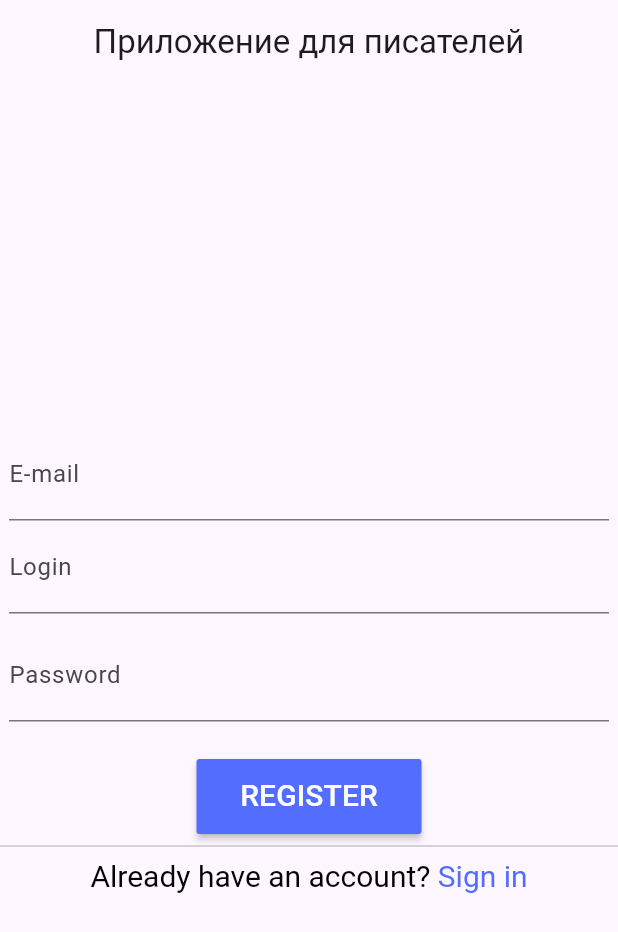
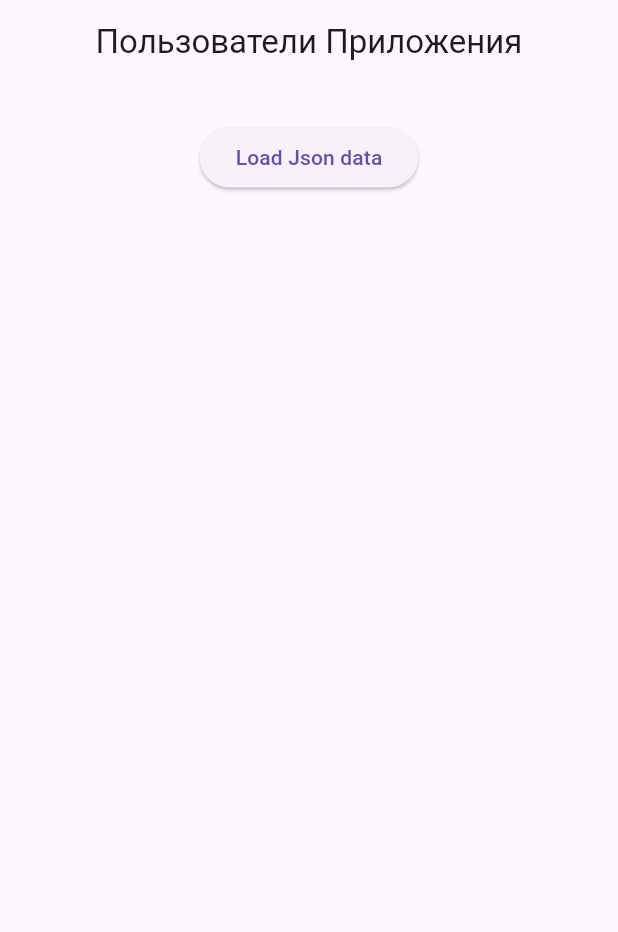
Before and after one commit to NikitaKolpakov27/flutter_app, a Flutter app: the screen it shows after launch, on a phone screen of 412 x 824 dp. Shown: the top 932 px of the screen. Run offline on Flutter 3.47's test engine with Material 3 defaults, Android fonts, the phone set to English and light mode, and no system bars.

```diff
--- a/lib/main.dart
+++ b/lib/main.dart
@@ -4,7 +4,9 @@ import 'package:flutter/material.dart';
 import 'package:flutter/services.dart';
 import 'package:test_flutter/file_utils/file_utils.dart';
 import 'package:test_flutter/pers.dart';
+import 'package:test_flutter/pers/all_perses.dart';
 import 'package:test_flutter/user.dart';
+import 'package:test_flutter/users_json.dart';
 import 'new_character.dart';
 import 'new_location.dart';
 import 'new_story.dart';
@@ -31,136 +33,148 @@ class Registration extends StatelessWidget {
   final formKey = GlobalKey<FormState>();
   late BuildContext _context;
 
-
   @override
   Widget build(BuildContext context) {
-    _context = context;
     return MaterialApp(
-        theme: ThemeData(primaryColor: Colors.indigoAccent),
-        home: Scaffold(
-          appBar: AppBar(
-            title: const Text("Приложение для писателей"),
-            centerTitle: true,
-          ),
-          body: Center(
-              child: Form(
-                key: formKey,
-                child: Column(
-                  mainAxisAlignment: MainAxisAlignment.center,
-                  children: <Widget>[
-                    SizedBox(
-                      width: 400.0,
-                      child: TextFormField(
-                        decoration: const InputDecoration(labelText: "E-mail"),
-                        keyboardType: TextInputType.emailAddress,
-                        style: _sizeTextBlack,
-                        onSaved: (val) => _email = val!,
-                        validator: (val) {
-                          if (!(val!.contains('@')) & !(val.contains('.'))) {
-                            return 'Invalid E-mail format';
-                          }
-                          return null;
-                        },
-                      ),
-                    ),
-                    SizedBox(
-                      width: 400.0,
-                      child: TextFormField(
-                        decoration: const InputDecoration(labelText: "Login"),
-                        keyboardType: TextInputType.name,
-                        style: _sizeTextBlack,
-                        onSaved: (val) => _name = val!,
-                        validator: (val) =>
-                        val!.length < 8
-                            ? 'Too short name'
-                            : null,
-                      ),
-                    ),
-                    Container(
-                      width: 400.0,
-                      padding: const EdgeInsets.only(top: 10.0),
-                      child: TextFormField(
-                        decoration: const InputDecoration(labelText: "Password"),
-                        keyboardType: TextInputType.visiblePassword,
-                        obscureText: true,
-                        style: _sizeTextBlack,
-                        onSaved: (val) => _password = val!,
-                        validator: (val) =>
-                        val!.length < 8
-                            ? 'Too short password'
-                            : null,
-                      ),
-                    ),
-                    Padding(
-                      padding: const EdgeInsets.only(top: 25.0),
-                      child: MaterialButton(
-                        color: Colors.indigoAccent,
-                        height: 50.0,
-                        minWidth: 150.0,
-                        onPressed: submit,
-                        child: Text(
-                          "REGISTER",
-                          style: _sizeTextWhite,
-                        ),
-                      ),
-                    ),
-                    const Divider(),
-                    InkWell(
-                      child: RichText(
-                        text: TextSpan(
-                          text: "Already have an account? ",
-                          style: _sizeTextBlack,
-                          children: const <TextSpan>[
-                            TextSpan(
-                              text: "Sign in",
-                              style: TextStyle(
-                                color: Colors.indigoAccent
-                              )
-                            )
-                          ]
-                        ),
-                      ),
-                      onTap: () {
-                        Navigator.push(
-                          context,
-                          MaterialPageRoute(
-                            builder: (context) => LoginProcess(),
-                          ),
-                        );
-                      },
-                    )
-                  ],
-                ),
-              ),
-          ),
-        )
+      debugShowCheckedModeBanner: false,
+      title: 'Users Json',
+      theme: ThemeData(
+        primarySwatch: Colors.blue,
+        useMaterial3: true,
+      ),
+      home: const JsonUser(),
     );
   }
 
-  void submit() {
-    final form = formKey.currentState;
-    if (form!.validate()) {
-      form.save();
-      performLogin();
-    }
-  }
-
-  void performLogin() async {
-    hideKeyboard();
-
-    // ДОБАВИТЬ ЗАПИСЬ В БД !!!
-    var us_id = await getAllUsers();
-    writeUser(us_id.length, _name, _password);
-
-    Navigator.push(
-        _context,
-        MaterialPageRoute(
-            builder: (context) => AddMenu(_name, _email, _password)));
-  }
-
-  void hideKeyboard() {
-    SystemChannels.textInput.invokeMethod('TextInput.hide');
-  }
+  // @override
+  // Widget build(BuildContext context) {
+  //   _context = context;
+  //   return MaterialApp(
+  //       theme: ThemeData(primaryColor: Colors.indigoAccent),
+  //       home: Scaffold(
+  //         appBar: AppBar(
+  //           title: const Text("Приложение для писателей"),
+  //           centerTitle: true,
+  //         ),
+  //         body: Center(
+  //             child: Form(
+  //               key: formKey,
+  //               child: Column(
+  //                 mainAxisAlignment: MainAxisAlignment.center,
+  //                 children: <Widget>[
+  //                   SizedBox(
+  //                     width: 400.0,
+  //                     child: TextFormField(
+  //                       decoration: const InputDecoration(labelText: "E-mail"),
+  //                       keyboardType: TextInputType.emailAddress,
+  //                       style: _sizeTextBlack,
+  //                       onSaved: (val) => _email = val!,
+  //                       validator: (val) {
+  //                         if (!(val!.contains('@')) & !(val.contains('.'))) {
+  //                           return 'Invalid E-mail format';
+  //                         }
+  //                         return null;
+  //                       },
+  //                     ),
+  //                   ),
+  //                   SizedBox(
+  //                     width: 400.0,
+  //                     child: TextFormField(
+  //                       decoration: const InputDecoration(labelText: "Login"),
+  //                       keyboardType: TextInputType.name,
+  //                       style: _sizeTextBlack,
+  //                       onSaved: (val) => _name = val!,
+  //                       validator: (val) =>
+  //                       val!.length < 8
+  //                           ? 'Too short name'
+  //                           : null,
+  //                     ),
+  //                   ),
+  //                   Container(
+  //                     width: 400.0,
+  //                     padding: const EdgeInsets.only(top: 10.0),
+  //                     child: TextFormField(
+  //                       decoration: const InputDecoration(labelText: "Password"),
+  //                       keyboardType: TextInputType.visiblePassword,
+  //                       obscureText: true,
+  //                       style: _sizeTextBlack,
+  //                       onSaved: (val) => _password = val!,
+  //                       validator: (val) =>
+  //                       val!.length < 8
+  //                           ? 'Too short password'
+  //                           : null,
+  //                     ),
+  //                   ),
+  //                   Padding(
+  //                     padding: const EdgeInsets.only(top: 25.0),
+  //                     child: MaterialButton(
+  //                       color: Colors.indigoAccent,
+  //                       height: 50.0,
+  //                       minWidth: 150.0,
+  //                       onPressed: submit,
+  //                       child: Text(
+  //                         "REGISTER",
+  //                         style: _sizeTextWhite,
+  //                       ),
+  //                     ),
+  //                   ),
+  //                   const Divider(),
+  //                   InkWell(
+  //                     child: RichText(
+  //                       text: TextSpan(
+  //                         text: "Already have an account? ",
+  //                         style: _sizeTextBlack,
+  //                         children: const <TextSpan>[
+  //                           TextSpan(
+  //                             text: "Sign in",
+  //                             style: TextStyle(
+  //                               color: Colors.indigoAccent
+  //                             )
+  //                           )
+  //                         ]
+  //                       ),
+  //                     ),
+  //                     onTap: () {
+  //                       Navigator.push(
+  //                         context,
+  //                         MaterialPageRoute(
+  //                           builder: (context) => LoginProcess(),
+  //                         ),
+  //                       );
+  //                     },
+  //                   )
+  //                 ],
+  //               ),
+  //             ),
+  //         ),
+  //       )
+  //   );
+  // }
+  //
+  // void submit() {
+  //   final form = formKey.currentState;
+  //   if (form!.validate()) {
+  //     form.save();
+  //     performLogin();
+  //   }
+  // }
+  //
+  // void performLogin() async {
+  //   hideKeyboard();
+  //
+  //   // ДОБАВИТЬ ЗАПИСЬ В БД !!!
+  //   var us_id = await getAllUsers();
+  //   writeUser(us_id.length, _name, _password);
+  //
+  //   Navigator.push(
+  //       _context,
+  //       MaterialPageRoute(
+  //           builder: (context) => AddMenu(_name, _email, _password)));
+  // }
+  //
+  // void hideKeyboard() {
+  //   SystemChannels.textInput.invokeMethod('TextInput.hide');
+  // }
 
 }
 
@@ -254,6 +268,12 @@ class AddMenu extends StatelessWidget {
                   children: [
                     InkWell(
                       onTap: () {
+                        Navigator.push(
+                          context,
+                          MaterialPageRoute(
+                            builder: (context) => AllPerses(),
+                          ),
+                        );
                       },
                       child: SizedBox(
                         height: 150,
@@ -418,26 +438,4 @@ class AddMenu extends StatelessWidget {
           )
         ));
   }
-
-  /*Widget _bottomTab() {
-    return BottomNavigationBar(
-        currentIndex: _index,
-        onTap: (int index) => _index = index,
-        items: const [
-            BottomNavigationBarItem(
-                icon: Icon(Icons.add),
-                label: "Создание"
-            ),
-            BottomNavigationBarItem(
-                icon: Icon(Icons.account_tree),
-                label: "Генерация"
-            ),
-            BottomNavigationBarItem(
-                icon: Icon(Icons.star),
-                label: "Избранное"
-            )
-          ],
-    );
-  }*/
-
 }
--- a/lib/new_character.dart
+++ b/lib/new_character.dart
@@ -1,5 +1,4 @@
 import 'dart:io';
-
 import 'package:flutter/material.dart';
 import 'package:flutter/services.dart';
 import 'package:test_flutter/pers.dart';
--- /dev/null
+++ b/lib/users_json.dart
@@ -0,0 +1,64 @@
+import 'dart:async';
+import 'package:flutter/material.dart';
+import 'package:flutter/services.dart';
+import 'dart:convert';
+
+class JsonUser extends StatefulWidget {
+  const JsonUser({Key? key}) : super(key: key);
+
+  @override
+  State<JsonUser> createState() => _JsonHomeState();
+}
+
+class _JsonHomeState extends State<JsonUser> {
+  List _users = [];
+
+  // Fetch content from the json file
+  Future<void> readJsonFile() async {
+    final String response = await rootBundle.loadString('assets/users.json');
+    final data = await jsonDecode(response);
+    setState(() {
+      _users = data["users"];
+    });
+  }
+
+  @override
+  Widget build(BuildContext context) {
+    return Scaffold(
+      appBar: AppBar(
+        centerTitle: true,
+        title: const Text(
+          'Пользователи Приложения',
+        ),
+      ),
+      body: Padding(
+        padding: const EdgeInsets.all(25),
+        child: Column(
+          children: [
+            ElevatedButton(
+              onPressed: readJsonFile,
+              child: const Text('Load Json data'),
+            ),
+            // Display the data loaded from movies.json
+            _users.isNotEmpty
+                ? Expanded(
+              child: ListView.builder(
+                  itemCount: _users.length,
+                  itemBuilder: (context, index) {
+                    return Card(
+                      margin: const EdgeInsets.all(10),
+                      child: ListTile(
+                        leading: Text(_users[index]["id"].toString()),
+                        title: Text(_users[index]["login"]),
+                        subtitle: Text(_users[index]["email"]),
+                      ),
+                    );
+                  }),
+            )
+                : Container(),
+          ],
+        ),
+      ),
+    );
+  }
+}
```
Also changed, not shown: lib/character/appereance.dart (added, +28 -0 lines), lib/pers/all_perses.dart (added, +15 -0 lines).
